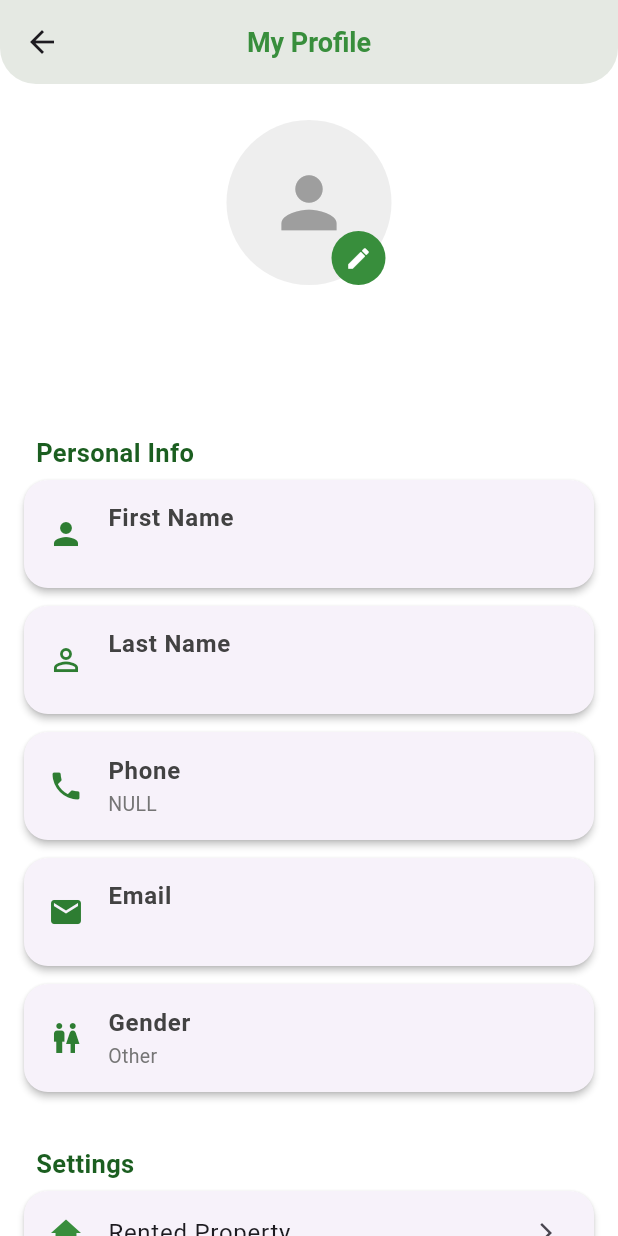
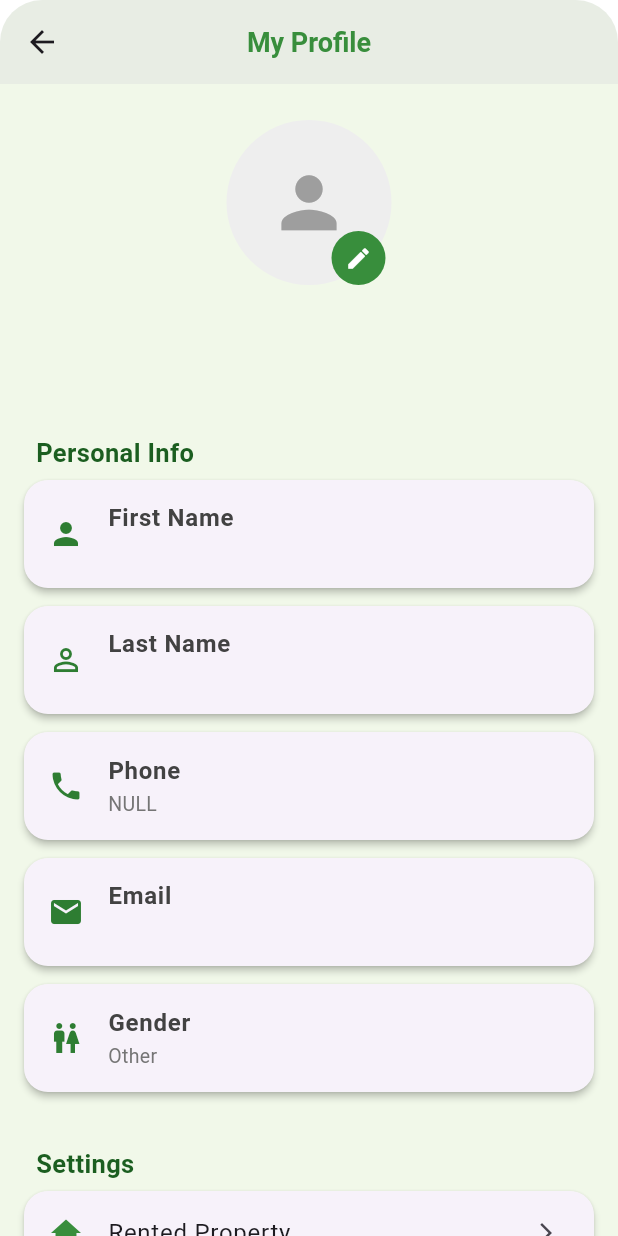
Before and after one commit to ashib11/Nestmate, a Flutter app: the ProfileScreen screen opened directly with empty values, on a phone screen of 412 x 824 dp. Run offline on Flutter 3.47's test engine with Material 3 defaults, Android fonts, the phone set to English and light mode, and no system bars; our stand-ins replace cloud_firestore, firebase_auth, firebase_core, flutter_svg, image_picker, lottie and 1 more; missing offline and left inert: firestore_cache; accounts and stored records are empty.

Commit message:
updated_profile

```diff
--- a/lib/screens/profile_screen.dart
+++ b/lib/screens/profile_screen.dart
@@ -127,7 +127,7 @@ class _ProfileScreenState extends State<ProfileScreen> {
       backgroundColor: Colors.white,
       appBar: AppBar(
         backgroundColor: Color(0xFFF1F8E9),
-        elevation: 4,
+        elevation: 2,
         centerTitle: true,
         title: Text(
           'My Profile',
@@ -138,12 +138,19 @@ class _ProfileScreenState extends State<ProfileScreen> {
           ),
         ),
         shape: RoundedRectangleBorder(
-          borderRadius: BorderRadius.vertical(bottom: Radius.circular(24)),
+          borderRadius: BorderRadius.vertical(
+              // top: Radius.circular(28),
+              top: Radius.elliptical(28, 28)
+              ),
         ),
         toolbarHeight: 56,
       ),
 
-      body: isLoading
+      body: Container(
+        decoration: BoxDecoration(
+          color: Color(0xFFF1F8E9),
+        ),
+        child: isLoading
             ? Center(child: CircularProgressIndicator(color: Color(0xFF2E7D32)))
             : RefreshIndicator(
           onRefresh: fetchUserData,
@@ -163,6 +170,8 @@ class _ProfileScreenState extends State<ProfileScreen> {
             ),
           ),
         ),
+      ),
+
     );
   }
 
```
Lines whose indentation alone changed are shown as unchanged.
